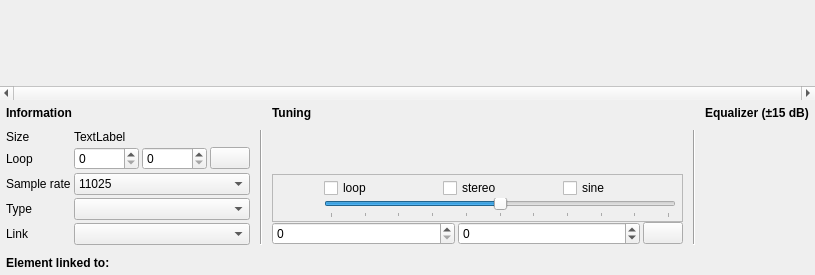
Above: sources/editor/pagesmpl.ui from davy7125/polyphone before the change. Below: the same form after it.
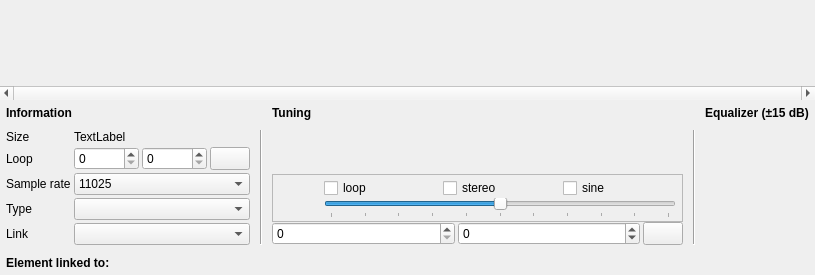
That is the form after the change. Icons and pictures are not drawn. Custom widgets are drawn as their Qt base class.

```diff
--- a/sources/editor/pagesmpl.ui
+++ b/sources/editor/pagesmpl.ui
@@ -200,6 +200,12 @@
         </item>
         <item row="2" column="2">
          <widget class="QPushButton" name="pushAutoTune">
+          <property name="sizePolicy">
+           <sizepolicy hsizetype="Fixed" vsizetype="Preferred">
+            <horstretch>0</horstretch>
+            <verstretch>0</verstretch>
+           </sizepolicy>
+          </property>
           <property name="toolTip">
            <string>Use the estimated pitch and correction as values</string>
           </property>
@@ -507,6 +513,12 @@
            </item>
            <item row="1" column="4">
             <widget class="QPushButton" name="pushFullLength">
+             <property name="sizePolicy">
+              <sizepolicy hsizetype="Fixed" vsizetype="Preferred">
+               <horstretch>0</horstretch>
+               <verstretch>0</verstretch>
+              </sizepolicy>
+             </property>
              <property name="toolTip">
               <string>Use the full length of the sample as loop</string>
              </property>
```
Left out of the diff: 30 changed lines with no effect on the pictures.
